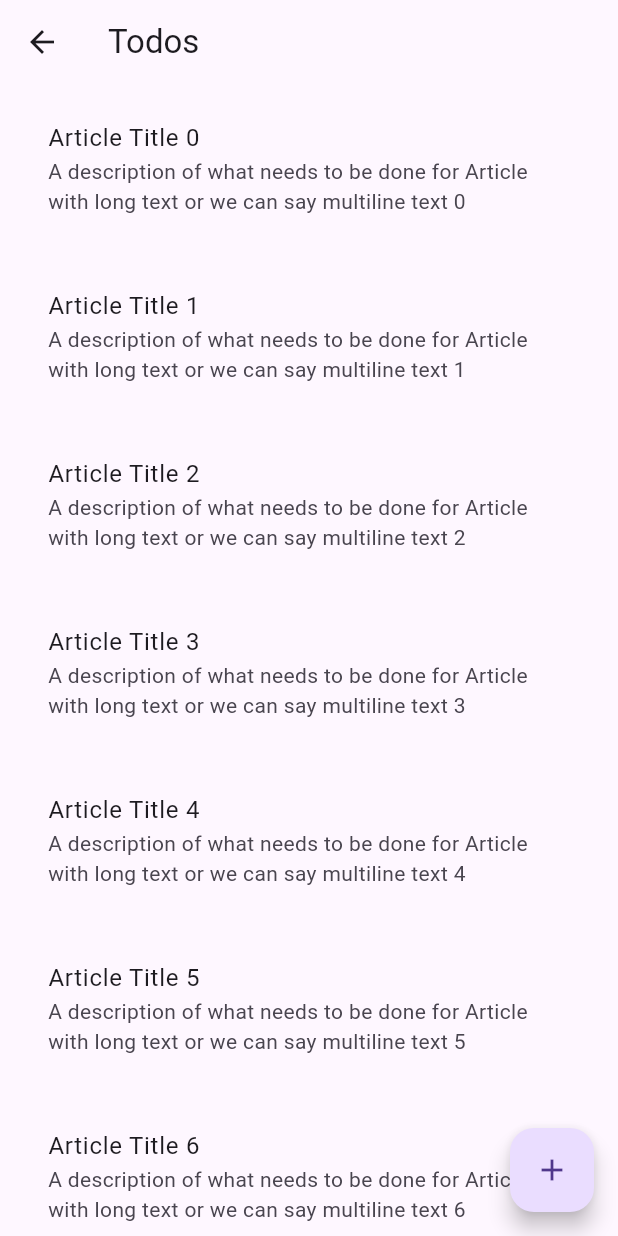
After one commit to kamlesh-acabes/TestApp, a Flutter app: the Article2Screen screen opened directly, after a tap on the "add" icon, on a phone screen of 412 x 824 dp. The commit adds this screen. Run offline on Flutter 3.47's test engine with Material 3 defaults, Android fonts, the phone set to English and light mode, and no system bars.

Commit message:
Added more screens
Added more screens

```diff
--- /dev/null
+++ b/lib/article2_screen.dart
@@ -0,0 +1,68 @@
+import 'package:flutter/material.dart';
+
+import 'detail_screen.dart';
+import 'listview_screen.dart';
+
+class Article2Screen extends StatefulWidget {
+  const Article2Screen({super.key});
+
+  @override
+  State<Article2Screen> createState() => _Article2ScreenState();
+}
+
+class _Article2ScreenState extends State<Article2Screen> {
+
+  List<Todo>? todos;
+
+  @override
+  Widget build(BuildContext context) {
+    return Scaffold(
+      appBar: AppBar(title: const Text('Todos'),
+      leading: Icon(Icons.arrow_back_outlined),),
+      body: SafeArea(
+        child: todos == null ? Center(child: const CircularProgressIndicator()) : ListView.builder(
+          itemCount: todos!.length,
+          itemBuilder: (context, index) {
+            return _buildListView(context, todos![index]);
+          },
+        ),
+      ),
+      floatingActionButton: FloatingActionButton(
+        child: Icon(Icons.add),
+          onPressed: () {
+            _generateListItem();
+      }),
+    );
+  }
+
+  Widget _buildListView(BuildContext context, Todo todo) {
+    return Padding(
+      padding: const EdgeInsets.all(16.0),
+      child: ListTile(
+        title: Text(todo.title),
+        subtitle: Text(todo.description),
+        onTap: () {
+          _navigateToDetailScreen(context, todo);
+        }),
+    );
+  }
+
+  void _generateListItem() {
+    todos = List.generate(
+      30,
+          (i) => Todo(
+        'Article Title $i',
+        'A description of what needs to be done for Article with long text or we can say multiline text $i',
+      ),
+    );
+    setState(() {});
+  }
+
+  void _navigateToDetailScreen(BuildContext context, Todo todo) {
+    Navigator.push(
+      context,
+      MaterialPageRoute(
+        builder: (context) => DetailScreen(todo: todo),
+      ),);
+  }
+}
--- /dev/null
+++ b/lib/article_screen.dart
@@ -0,0 +1,60 @@
+import 'package:flutter/material.dart';
+
+import 'article2_screen.dart';
+import 'listview_screen.dart';
+
+class ArticleScreen extends StatelessWidget {
+  const ArticleScreen({super.key});
+  final String _title = "What Indias Indus Waters Treaty suspension means for Pakistan";
+  final String _description = "India has just announced that it will no longer abide by the Indus Waters Treaty of 1960, placing the agreement in  until Pakistan, it claims, credibly and irrevocably renounces cross-border terrorism. This is a potentially historic moment For over 60 years, through wars, near-conflict, and complete diplomatic breakdowns, the treaty endured. Water, unlike so much else in the India-Pakistan relationship, had remained predictable. That predictability is now in question more than it has ever been. The decision potentially marks a turning point in how the two countries manage the most essential shared resource between them. There will be many other discussions in the days ahead that dwell on geopolitics. The goal for this article is simpler: to understand the implications for Pakistan’s rivers, crops, people, and policymakers.What matters most in the days and months ahead is not the threat of a sudden cutoff, but the erosion of reliability of a water system that millions depend on every single day.";
+
+  @override
+  Widget build(BuildContext context) {
+    return Scaffold(
+      appBar: AppBar(title: Text("News Detail")),
+      body: SafeArea(
+          child: Column(
+            children: [
+              Expanded(
+                  child: ListView(
+                    children: [
+                      Image.asset("assets/article_image.jpg"),
+                      Padding(
+                        padding: const EdgeInsets.all(16.0),
+                        child: Text(
+                          _title,
+                          style: TextStyle(fontSize: 32, fontWeight: FontWeight.bold, color: Colors.black),
+                        ),
+                      ),
+                      Padding(
+                        padding: const EdgeInsets.all(16.0),
+                        child: Text(
+                          _description,
+                          style: TextStyle(fontSize: 22, fontWeight: FontWeight.normal, color: Colors.blueGrey),
+                        ),
+                      ),
+                      Padding(
+                        padding: const EdgeInsets.all(16.0),
+                        child: Text(
+                          _description,
+                          style: TextStyle(fontSize: 22, fontWeight: FontWeight.normal, color: Colors.blueGrey),
+                        ),
+                      ),
+                    ],
+                  )
+              ),
+              Padding(
+                padding: const EdgeInsets.all(8),
+                child: ElevatedButton(
+                  onPressed: () {
+                    Navigator.push(context, MaterialPageRoute(builder: (context) => Article2Screen()),);
+                  },
+                  child: const Text('Continue'),
+                ),
+              ),
+            ],
+          )
+      ),
+    );
+  }
+}
--- a/pubspec.yaml
+++ b/pubspec.yaml
@@ -59,8 +59,8 @@ flutter:
   uses-material-design: true
 
   # To add assets to your application, add an assets section, like this:
-  # assets:
-  #   - images/a_dot_burr.jpeg
+  assets:
+     - assets/article_image.jpg
   #   - images/a_dot_ham.jpeg
 
   # An image asset can refer to one or more resolution-specific "variants", see
```
Also changed, not shown: lib/main.dart (+10 -0 lines), assets/article_image.jpg (added), 1 other file.
